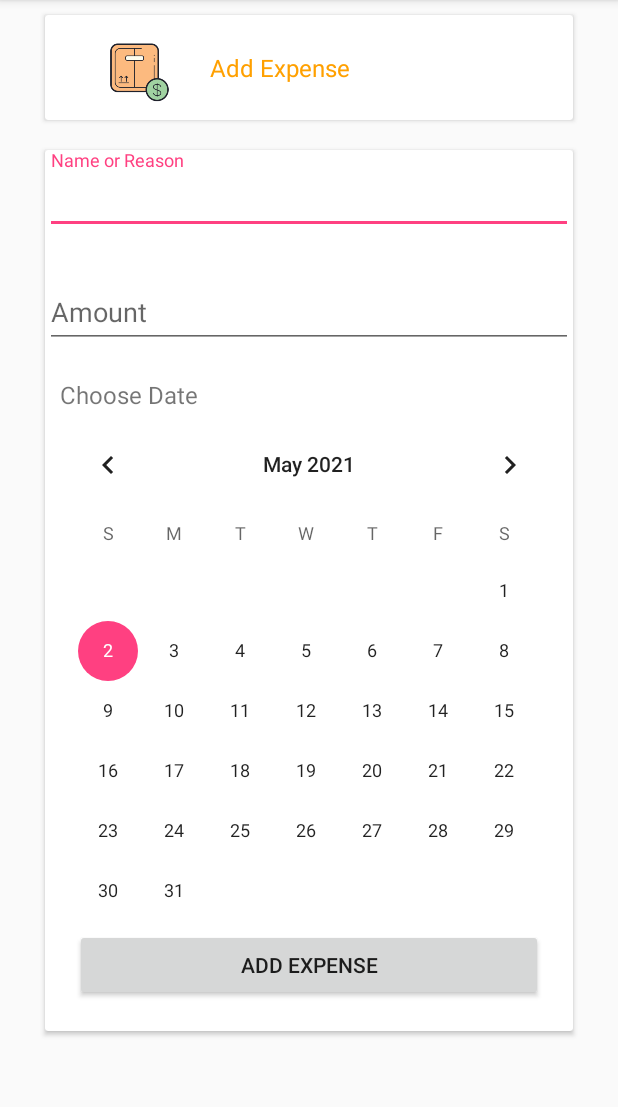
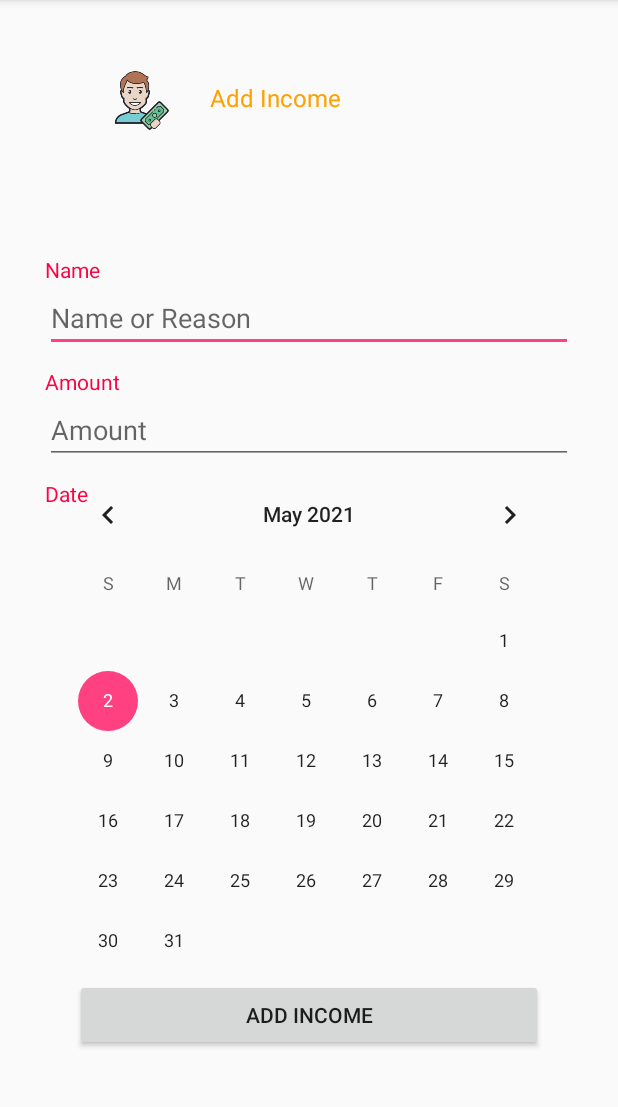
Before and after one commit to Olili2017/training-spectrum-expenditure-app, an Android app: the AddExpenseActivity screen opened directly, with no data from a screen before it, on a phone screen of 412 x 824 dp, the part 84-1191 px from its top. Run offline under Robolectric (Android 15) with nearby library versions, the light colour scheme and no system bars; our stand-ins replace Volley; network calls fail.

Commit message:
removed card view dependancy update of the volley library Volley Java added to make json POST requests Recycler view to be implemented StringRequest remaining to fetch json data Change of design for income, expenses, and item_listing for each expense or income

```diff
--- a/app/build.gradle
+++ b/app/build.gradle
@@ -33,7 +33,7 @@ dependencies {
     androidTestImplementation 'androidx.test.espresso:espresso-core:3.3.0'
 
 //    fred
-    implementation "androidx.cardview:cardview:1.0.0"
     implementation 'com.google.android.material:material:1.1.0'
-    implementation 'com.android.volley:volley:1.1.1'
+    implementation 'com.android.volley:volley:1.2.0'
+
 }
--- a/app/src/main/java/com/ugnext/training/expenditureapp/AddExpenseActivity.java
+++ b/app/src/main/java/com/ugnext/training/expenditureapp/AddExpenseActivity.java
@@ -1,29 +1,99 @@
 package com.ugnext.training.expenditureapp;
 
+import androidx.annotation.Nullable;
 import androidx.appcompat.app.AppCompatActivity;
 
+import android.app.ProgressDialog;
 import android.os.Bundle;
 import android.view.View;
 import android.widget.Button;
+import android.widget.CalendarView;
+import android.widget.EditText;
 import android.widget.ProgressBar;
+import android.widget.Toast;
+
+import com.android.volley.AuthFailureError;
+import com.android.volley.Request;
+import com.android.volley.RequestQueue;
+import com.android.volley.Response;
+import com.android.volley.VolleyError;
+import com.android.volley.toolbox.StringRequest;
+import com.android.volley.toolbox.Volley;
+
+import org.json.JSONException;
+import org.json.JSONObject;
+
+import java.util.HashMap;
+import java.util.Map;
 
 public class AddExpenseActivity extends AppCompatActivity {
-    private Button submitExpense;
-    ProgressBar spinner;
+    private static final String URL = "http://192.168.1.102/android/income.php";
+    private CalendarView calendarView;
+    private EditText name, amount;
+    private String currentDate;
+    private Button button;
+    private ProgressDialog progressDialog;
+
     @Override
     protected void onCreate(Bundle savedInstanceState) {
         super.onCreate(savedInstanceState);
         setContentView(R.layout.activity_add_expense);
 
-        submitExpense = (Button) findViewById(R.id.submit);
+        calendarView = (CalendarView) findViewById(R.id.calendar);
+        calendarView.setOnDateChangeListener(new CalendarView.OnDateChangeListener() {
 
-        spinner = (ProgressBar) findViewById(R.id.progressbar);
+            @Override
+            public void onSelectedDayChange(CalendarView view, int year, int month,
+                                            int dayOfMonth) {
+                currentDate = String.format("%02d", dayOfMonth) + "-" + String.format("%02d", month) + "-" + String.format("%04d", year);
 
-        submitExpense.setOnClickListener(new View.OnClickListener() {
+            }
+        });
+
+        progressDialog = new ProgressDialog(this);
+
+        amount = (EditText) findViewById(R.id.amount);
+        name = (EditText) findViewById(R.id.name);
+
+        button = (Button)findViewById(R.id.submit);
+        button.setOnClickListener(new View.OnClickListener() {
             @Override
             public void onClick(View v) {
-                spinner.setVisibility(View.VISIBLE);
+                progressDialog.show();
+                StringRequest stringRequest = new StringRequest(Request.Method.POST, URL, new Response.Listener<String>() {
+                    @Override
+                    public void onResponse(String response) {
+                        try {
+                            progressDialog.dismiss();
+                            JSONObject jsonObject = new JSONObject(response);
+                            Toast.makeText(AddExpenseActivity.this, jsonObject.getString("message"), Toast.LENGTH_SHORT).show();
+                        } catch (JSONException e) {
+                            e.printStackTrace();
+                        }
+                    }
+                }, new Response.ErrorListener() {
+                    @Override
+                    public void onErrorResponse(VolleyError error) {
+                        progressDialog.dismiss();
+                        error.printStackTrace();
+                    }
+                }) {
+                    @Nullable
+                    @Override
+                    protected Map<String, String> getParams() throws AuthFailureError {
+                        Map<String, String> params = new HashMap<>();
+                        params.put("name", name.getText().toString());
+                        params.put("amount", amount.getText().toString());
+                        params.put("date", currentDate);
+                        return params;
+                    }
+                };
+
+                RequestQueue requestQueue = Volley.newRequestQueue(getApplicationContext());
+                requestQueue.add(stringRequest);
             }
+
         });
+
     }
 }
--- a/app/src/main/res/layout/activity_add_expense.xml
+++ b/app/src/main/res/layout/activity_add_expense.xml
@@ -8,49 +8,48 @@
 
     <ScrollView
         android:layout_width="wrap_content"
-        android:layout_height="wrap_content"
-        >
+        android:layout_height="wrap_content">
+
         <RelativeLayout
             android:layout_width="wrap_content"
-            android:layout_height="wrap_content"
-            >
-            <androidx.cardview.widget.CardView
+            android:layout_height="wrap_content">
+
+            <RelativeLayout
+                android:id="@+id/card1"
                 android:layout_width="match_parent"
                 android:layout_height="wrap_content"
-                android:id="@+id/card1"
                 android:layout_marginStart="30dp"
                 android:layout_marginTop="10dp"
                 android:layout_marginEnd="30dp"
+                android:layout_marginBottom="10dp"
                 android:paddingTop="20dp"
-                android:paddingBottom="20dp"
-                android:layout_marginBottom="10dp"
-                >
+                android:paddingBottom="20dp">
+
                 <RelativeLayout
                     android:layout_width="match_parent"
                     android:layout_height="wrap_content"
-                    android:padding="10dp"
-                    >
+                    android:padding="10dp">
+
                     <ImageView
+                        android:id="@+id/imageExpense"
                         android:layout_width="100dp"
+                        android:layout_height="50dp"
                         android:layout_alignParentLeft="true"
-                        android:layout_height="50dp"
-                        android:src="@drawable/cost"
-                        android:id="@+id/imageExpense"
-                        />
+                        android:src="@drawable/budget" />
 
                     <TextView
-                        android:layout_toRightOf="@+id/imageExpense"
                         android:layout_width="wrap_content"
                         android:layout_height="wrap_content"
                         android:layout_centerInParent="true"
-                        android:text="Add Expense"
-                        android:textSize="16sp"
-                        android:textColor="@color/colorPrimaryDark"/>
+                        android:layout_toRightOf="@+id/imageExpense"
+                        android:text="Add Income"
+                        android:textColor="@color/colorPrimaryDark"
+                        android:textSize="16sp" />
 
                 </RelativeLayout>
-            </androidx.cardview.widget.CardView>
+            </RelativeLayout>
 
-            <androidx.cardview.widget.CardView
+            <RelativeLayout
                 android:id="@+id/card2"
                 android:layout_width="match_parent"
                 android:layout_height="wrap_content"
@@ -58,35 +57,38 @@
                 android:layout_marginStart="30dp"
                 android:layout_marginTop="10dp"
                 android:layout_marginEnd="30dp"
+                android:layout_marginBottom="10dp"
                 android:paddingTop="20dp"
-                android:paddingBottom="20dp"
-                android:layout_marginBottom="10dp">
+                android:paddingBottom="20dp">
 
-                <RelativeLayout
+                <LinearLayout
                     android:layout_width="match_parent"
                     android:layout_height="wrap_content"
-                    >
-                    <com.google.android.material.textfield.TextInputLayout
+                    android:orientation="vertical">
+
+                    <TextView
+                        android:id="@+id/reasonLayout"
+                        android:text="Name"
+                        android:textColor="@color/red"
                         android:layout_width="match_parent"
                         android:layout_height="wrap_content"
-                        android:id="@+id/reasonLayout"
-                        android:layout_marginBottom="20dp">
+                        android:layout_marginTop="10dp" />
 
-                        <com.google.android.material.textfield.TextInputEditText
+                    <EditText
+                        android:id="@+id/name"
                         android:layout_width="match_parent"
                         android:layout_height="wrap_content"
-                            android:id="@+id/name"
                         android:hint="Name or Reason" />
 
-                    </com.google.android.material.textfield.TextInputLayout>
 
-
-                    <com.google.android.material.textfield.TextInputLayout
+                    <TextView
+                        android:text="Amount"
+                        android:textColor="@color/red"
+                        android:id="@+id/AmountLayout"
                         android:layout_width="match_parent"
                         android:layout_height="wrap_content"
                         android:layout_below="@+id/reasonLayout"
-                        android:id="@+id/AmountLayout"
-                        android:layout_marginBottom="20dp">
+                        android:layout_marginTop="10dp" />
 
                     <EditText
                         android:id="@+id/amount"
@@ -96,49 +98,42 @@
                         android:hint="Amount"
                         android:inputType="number" />
 
-                    </com.google.android.material.textfield.TextInputLayout>
 
-                    <com.google.android.material.textfield.TextInputLayout
+                    <RelativeLayout
+                        android:id="@+id/CalendarLayout"
                         android:layout_width="match_parent"
                         android:layout_height="wrap_content"
-                        android:layout_below="@+id/AmountLayout"
-                        android:id="@+id/CalendarLayout">
+                        android:layout_below="@+id/AmountLayout">
 
                         <TextView
+                            android:text="Date"
+                            android:textColor="@color/red"
                             android:layout_width="match_parent"
                             android:layout_height="wrap_content"
-                            android:textSize="16sp"
-                            android:text="Choose Date"
-                            android:layout_marginLeft="10dp"
-                            android:layout_marginBottom="2dp"/>
+                            android:layout_marginTop="10dp"
+                            android:paddingBottom="10dp" />
+
                         <CalendarView
-                            android:id="@+id/Calendar"
+                            android:id="@+id/calendar"
                             android:layout_width="match_parent"
                             android:layout_height="wrap_content" />
-                    </com.google.android.material.textfield.TextInputLayout>
+
+                    </RelativeLayout>
 
                     <Button
                         android:id="@+id/submit"
-                        android:layout_marginTop="5dp"
                         android:layout_width="match_parent"
                         android:layout_height="wrap_content"
-                        android:text="Add Expense"
+                        android:layout_below="@id/CalendarLayout"
                         android:layout_marginLeft="20dp"
+                        android:layout_marginTop="5dp"
                         android:layout_marginRight="20dp"
                         android:layout_marginBottom="20dp"
-                        android:layout_below="@id/CalendarLayout"/>
+                        android:text="Add Income" />
+
+                </LinearLayout>
 
             </RelativeLayout>
-
-            </androidx.cardview.widget.CardView>
-
-            <ProgressBar
-                android:id="@+id/progressbar"
-                android:layout_width="80dp"
-                android:layout_height="80dp"
-                android:visibility="visible"
-                android:layout_centerInParent="true" />
-
         </RelativeLayout>
     </ScrollView>
 
--- a/app/src/main/res/values/colors.xml
+++ b/app/src/main/res/values/colors.xml
@@ -10,7 +10,7 @@
     <color name="colorAccent">#FF4081</color>
     <color name="darkblue">#23283a</color>
     <color name="testcolorblue">#152b38</color>
-    <color name="pink">#fe104d</color>
+    <color name="red">#FF0041</color>
 
     <color name="black_overlay">#66000000</color>
 </resources>
```
Also changed, not shown: app/src/main/java/com/ugnext/training/expenditureapp/AddIncomeActivity.java (+36 -22 lines), app/src/main/java/com/ugnext/training/expenditureapp/TransactionsActivity.java (+29 -1 lines), app/src/main/java/com/ugnext/training/expenditureapp/TransactionsAdapter.java (added, +52 -0 lines), app/src/main/java/com/ugnext/training/expenditureapp/TransactionsClass.java (added, +40 -0 lines), app/src/main/res/layout/activity_add_income.xml (+52 -46 lines), app/src/main/res/layout/activity_transactions.xml (+8 -2 lines), app/src/main/res/layout/transactions_list_item.xml (added, +81 -0 lines). Lines whose indentation alone changed are shown as unchanged.
